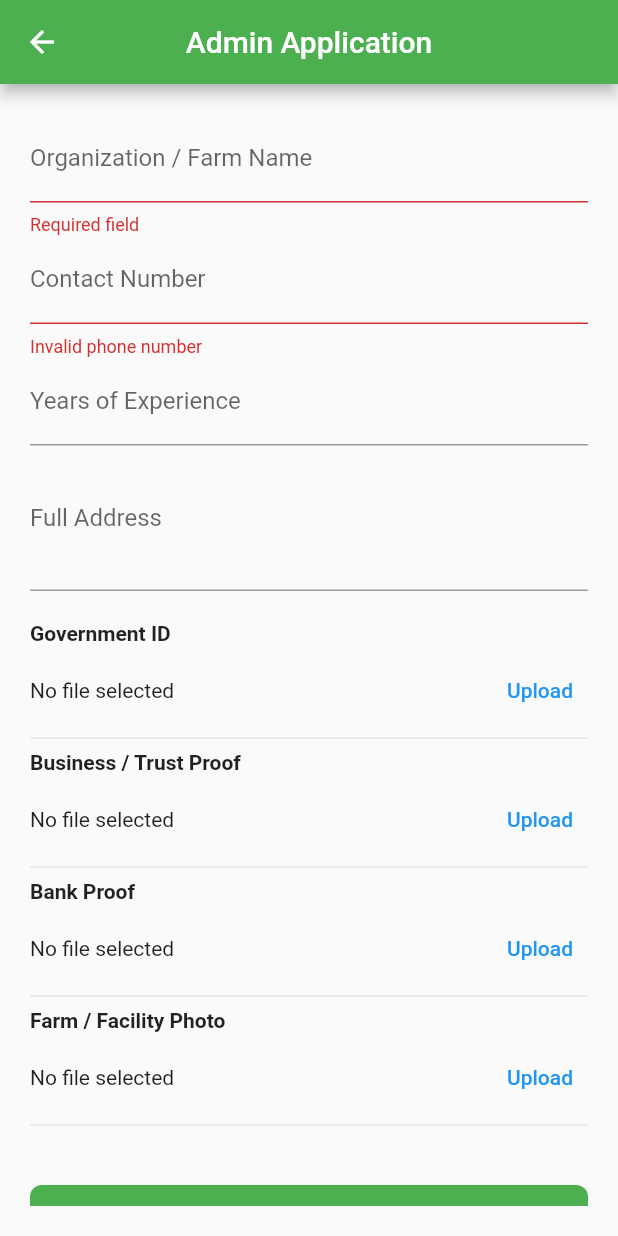
After one commit to zia-ul/Qurbani_app, a Flutter app: the ApplyAdminFormPage screen opened directly, after a tap on "Submit Application", on a phone screen of 412 x 824 dp. The commit adds this screen. Run offline on Flutter 3.47's test engine with Material 3 defaults, Android fonts, the phone set to English and light mode, and no system bars; our stand-ins replace barcode_widget, cloud_firestore, firebase_auth, firebase_core, firebase_storage, flutter_map and 6 more; missing offline and left inert: barcode, firebase_app_check; accounts and stored records are empty.

Commit message:
Version 2.0

```diff
--- /dev/null
+++ b/lib/user/apply_admin_form.dart
@@ -0,0 +1,226 @@
+import 'dart:io';
+import 'package:flutter/material.dart';
+import 'package:cloud_firestore/cloud_firestore.dart';
+import 'package:firebase_auth/firebase_auth.dart';
+import 'package:firebase_storage/firebase_storage.dart';
+import 'package:image_picker/image_picker.dart';
+
+class ApplyAdminFormPage extends StatefulWidget {
+  const ApplyAdminFormPage({super.key});
+
+  @override
+  State<ApplyAdminFormPage> createState() => _ApplyAdminFormPageState();
+}
+
+class _ApplyAdminFormPageState extends State<ApplyAdminFormPage> {
+  final _formKey = GlobalKey<FormState>();
+
+  final orgController = TextEditingController();
+  final addressController = TextEditingController();
+  final experienceController = TextEditingController();
+  final phoneController = TextEditingController();
+
+  File? govtIdFile;
+  File? businessProofFile;
+  File? bankProofFile;
+  File? farmPhotoFile;
+
+  bool loading = false;
+
+  final picker = ImagePicker();
+
+  Future<File?> pickImage() async {
+    final picked = await picker.pickImage(source: ImageSource.gallery);
+    if (picked == null) return null;
+    return File(picked.path);
+  }
+
+  Future<String> uploadFile(File file, String path) async {
+    final ref = FirebaseStorage.instance.ref(path);
+    await ref.putFile(file);
+    return await ref.getDownloadURL();
+  }
+
+  Future<void> submitApplication() async {
+    if (!_formKey.currentState!.validate()) return;
+
+    if (govtIdFile == null ||
+        businessProofFile == null ||
+        bankProofFile == null ||
+        farmPhotoFile == null) {
+      ScaffoldMessenger.of(context).showSnackBar(
+        const SnackBar(content: Text("All documents are required")),
+      );
+      return;
+    }
+
+    setState(() => loading = true);
+
+    final user = FirebaseAuth.instance.currentUser!;
+    final uid = user.uid;
+
+    // Upload documents
+    final govtIdUrl = await uploadFile(
+        govtIdFile!, "admin_docs/$uid/govt_id.jpg");
+    final businessUrl = await uploadFile(
+        businessProofFile!, "admin_docs/$uid/business_proof.jpg");
+    final bankUrl = await uploadFile(
+        bankProofFile!, "admin_docs/$uid/bank_proof.jpg");
+    final farmUrl = await uploadFile(
+        farmPhotoFile!, "admin_docs/$uid/farm_photo.jpg");
+
+    await FirebaseFirestore.instance
+        .collection('admin_applications')
+        .doc(uid)
+        .set({
+      "userId": uid,
+      "organizationName": orgController.text.trim(),
+      "address": addressController.text.trim(),
+      "experience": experienceController.text.trim(),
+      "phone": phoneController.text.trim(),
+      "documents": {
+        "govtId": govtIdUrl,
+        "businessProof": businessUrl,
+        "bankProof": bankUrl,
+        "farmPhoto": farmUrl,
+      },
+      "status": "pending",
+      "createdAt": FieldValue.serverTimestamp(),
+    });
+
+    await FirebaseFirestore.instance
+        .collection('users')
+        .doc(uid)
+        .update({
+      "role": "pending_admin",
+    });
+
+    setState(() => loading = false);
+
+    if (!mounted) return;
+
+    ScaffoldMessenger.of(context).showSnackBar(
+      const SnackBar(content: Text("Application submitted for review")),
+    );
+
+    Navigator.pop(context);
+  }
+
+  Widget documentPicker(String title, File? file, Function(File) onPick) {
+    return Column(
+      crossAxisAlignment: CrossAxisAlignment.start,
+      children: [
+        Text(title, style: const TextStyle(fontWeight: FontWeight.bold)),
+        const SizedBox(height: 6),
+        Row(
+          children: [
+            Expanded(
+              child: Text(
+                file == null ? "No file selected" : "File selected",
+              ),
+            ),
+            TextButton(
+              onPressed: () async {
+                final picked = await pickImage();
+                if (picked != null) {
+                  setState(() => onPick(picked));
+                }
+              },
+              child: const Text("Upload"),
+            )
+          ],
+        ),
+        const Divider(),
+      ],
+    );
+  }
+
+  @override
+  Widget build(BuildContext context) {
+    return Scaffold(
+      appBar: AppBar(
+        title: const Text("Admin Application"),
+        backgroundColor: Colors.green,
+      ),
+      body: Padding(
+        padding: const EdgeInsets.all(20),
+        child: Form(
+          key: _formKey,
+          child: ListView(
+            children: [
+              TextFormField(
+                controller: orgController,
+                decoration: const InputDecoration(
+                  labelText: "Organization / Farm Name",
+                ),
+                validator: (v) =>
+                    v!.isEmpty ? "Required field" : null,
+              ),
+
+              TextFormField(
+                controller: phoneController,
+                decoration: const InputDecoration(
+                  labelText: "Contact Number",
+                ),
+                validator: (v) =>
+                    v!.length < 10 ? "Invalid phone number" : null,
+              ),
+
+              TextFormField(
+                controller: experienceController,
+                decoration: const InputDecoration(
+                  labelText: "Years of Experience",
+                ),
+                keyboardType: TextInputType.number,
+              ),
+
+              TextFormField(
+                controller: addressController,
+                decoration: const InputDecoration(
+                  labelText: "Full Address",
+                ),
+                maxLines: 3,
+              ),
+
+              const SizedBox(height: 20),
+
+              documentPicker(
+                "Government ID",
+                govtIdFile,
+                (f) => govtIdFile = f,
+              ),
+              documentPicker(
+                "Business / Trust Proof",
+                businessProofFile,
+                (f) => businessProofFile = f,
+              ),
+              documentPicker(
+                "Bank Proof",
+                bankProofFile,
+                (f) => bankProofFile = f,
+              ),
+              documentPicker(
+                "Farm / Facility Photo",
+                farmPhotoFile,
+                (f) => farmPhotoFile = f,
+              ),
+
+              const SizedBox(height: 30),
+
+              loading
+                  ? const Center(child: CircularProgressIndicator())
+                  : ElevatedButton(
+                      onPressed: submitApplication,
+                      style: ElevatedButton.styleFrom(
+                        backgroundColor: Colors.green,
+                        padding: const EdgeInsets.symmetric(vertical: 14),
+                      ),
+                      child: const Text("Submit Application"),
+                    )
+            ],
+          ),
+        ),
+      ),
+    );
+  }
+}
--- a/lib/user/user_home_screen.dart
+++ b/lib/user/user_home_screen.dart
@@ -5,7 +5,6 @@ import 'package:qurbani1/login_page.dart';
 import 'package:qurbani1/user/animal_grid_list.dart';
 import 'package:qurbani1/user/booked_page.dart';
 import 'package:qurbani1/user/cart_badge.dart';
-import 'package:qurbani1/user/cart_page.dart';
 import 'package:qurbani1/user/drawer_menu.dart';
 
 class HomePage extends StatelessWidget {
--- a/pubspec.yaml
+++ b/pubspec.yaml
@@ -50,6 +50,7 @@ dependencies:
   geocoding: ^4.0.0
   flutter_map: ^8.2.2
   latlong2: ^0.9.1
+  google_sign_in: ^7.2.0
 
 flutter_launcher_icons:
   android: true
```
Also changed, not shown: lib/login_page.dart (+77 -33 lines), lib/user/apply_admin_page.dart (added, +74 -0 lines), lib/user/drawer_menu.dart (+10 -8 lines), pubspec.lock, 1 other file.
